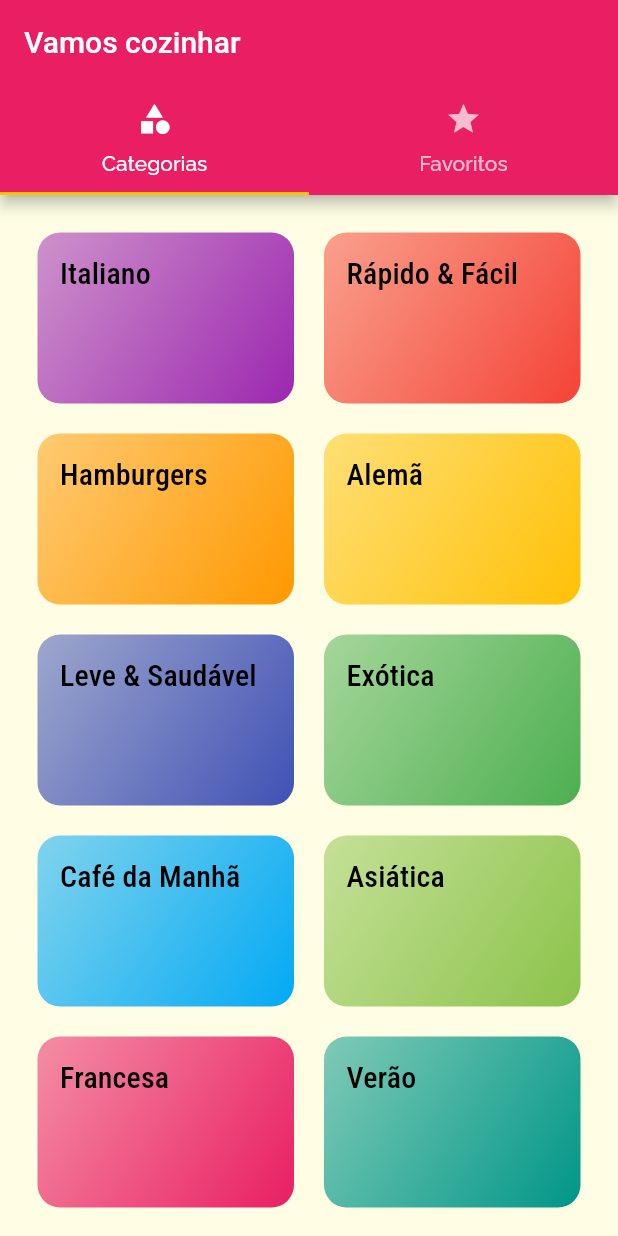
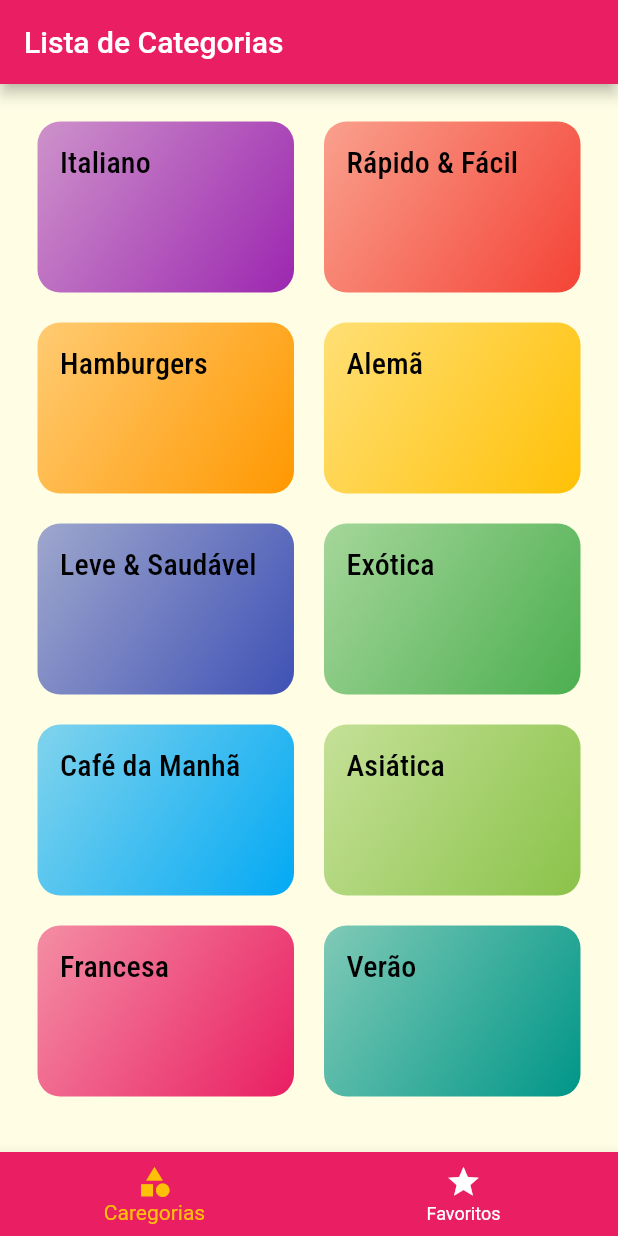
Before and after one commit to avelar42/Meals, a Flutter app: the screen it shows after launch, on a phone screen of 412 x 824 dp. Run offline on Flutter 3.47's test engine with Material 2 defaults, Android fonts, the phone set to English and light mode, and no system bars.

```diff
--- a/lib/screens/tabs_screen.dart
+++ b/lib/screens/tabs_screen.dart
@@ -2,28 +2,42 @@ import 'package:flutter/material.dart';
 import 'categories_screen.dart';
 import 'favorite_screen.dart';
 
-class TabsScreen extends StatelessWidget {
+class TabsScreen extends StatefulWidget {
+  @override
+  State<TabsScreen> createState() => _TabsScreenState();
+}
+
+class _TabsScreenState extends State<TabsScreen> {
+  int _selectedScreenIndex = 0;
+  final List<Map<String, Object>> _screens = [
+    {'title': 'Lista de Categorias', 'screen': CategoriesScreen()},
+    {'title': 'Meus Favoritos', 'screen': FavoriteScreen()},
+  ];
+
+  _selectScreen(int index) {
+    setState(() {
+      _selectedScreenIndex = index;
+    });
+  }
+
   @override
   Widget build(BuildContext context) {
-    return DefaultTabController(
-      length: 2,
-      child: Scaffold(
+    return Scaffold(
         appBar: AppBar(
-            title: Text('Vamos cozinhar'),
-            bottom: TabBar(
-              tabs: [
-                Tab(
-                  icon: Icon(Icons.category),
-                  text: 'Categorias',
-                ),
-                Tab(
-                  icon: Icon(Icons.star),
-                  text: 'Favoritos',
-                ),
-              ],
-            )),
-        body: TabBarView(children: [CategoriesScreen(), FavoriteScreen()]),
-      ),
-    );
+          title: Text(_screens[_selectedScreenIndex]['title'] as String),
+        ),
+        body: _screens[_selectedScreenIndex]['screen'] as Widget,
+        bottomNavigationBar: BottomNavigationBar(
+            onTap: _selectScreen,
+            backgroundColor: Theme.of(context).primaryColor,
+            unselectedItemColor: Colors.white,
+            selectedItemColor: Theme.of(context).accentColor,
+            currentIndex: _selectedScreenIndex,
+            items: [
+              BottomNavigationBarItem(
+                  icon: Icon(Icons.category), label: "Caregorias"),
+              BottomNavigationBarItem(
+                  icon: Icon(Icons.star), label: "Favoritos"),
+            ]));
   }
 }
```
